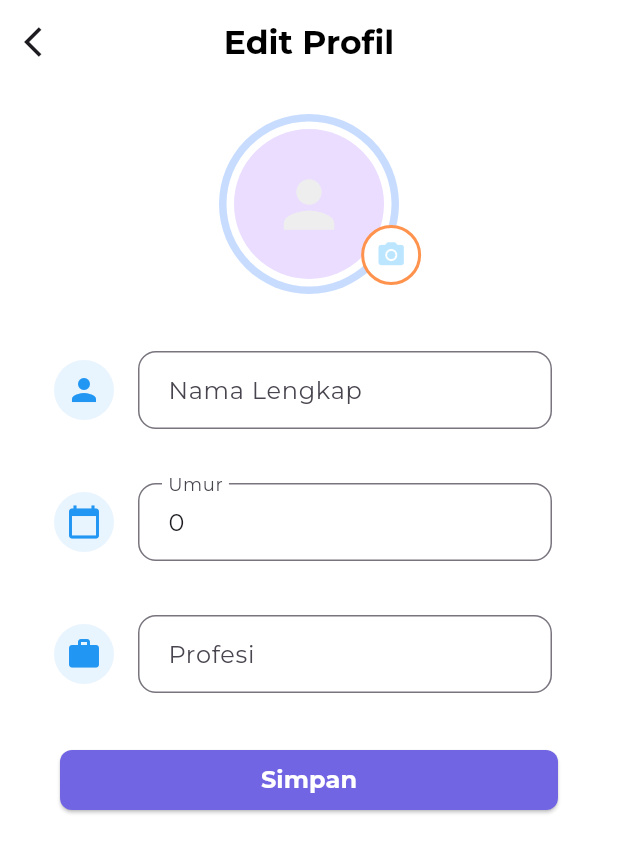
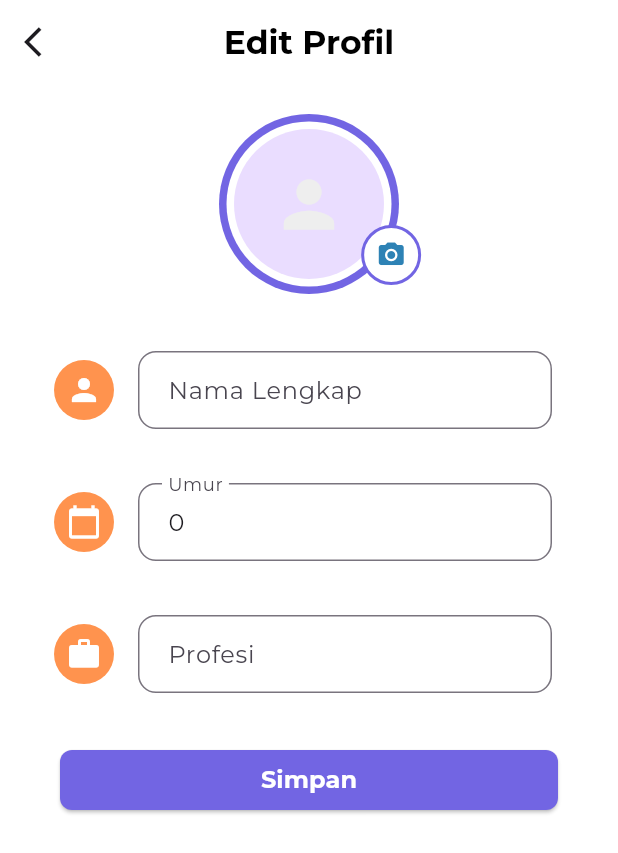
Before and after one commit to Azmi010/financiago, a Flutter app: the ProfileView screen opened by its route, after a tap on the "edit" icon, on a phone screen of 412 x 824 dp. Shown: the top 853 px of the screen. Run offline on Flutter 3.47's test engine with Material 3 defaults, Android fonts, the phone set to English and light mode, and no system bars; our stand-ins replace carousel_slider, cloud_firestore, dio, firebase_auth, firebase_core, firebase_storage and 11 more; missing offline and left inert: midtrans_sdk; accounts and stored records are empty; network calls fail.

Commit message:
fix: name and icon application

```diff
--- a/lib/app/modules/Auth/login/controllers/login_controller.dart
+++ b/lib/app/modules/Auth/login/controllers/login_controller.dart
@@ -8,8 +8,8 @@ import 'package:safeloan/app/widgets/confirm_show_dialog_widget.dart';
 import 'package:safeloan/app/widgets/show_dialog_info_widget.dart';
 
 class LoginController extends GetxController {
-  final emailController = TextEditingController();
-  final passwordController = TextEditingController();
+  final emailController = TextEditingController(text: "devaksesmikail08@gmail.com");
+  final passwordController = TextEditingController(text: "dev123");
 
   final FirebaseAuth _auth = FirebaseAuth.instance;
   final FirebaseFirestore _firestore = FirebaseFirestore.instance;
--- a/lib/app/modules/User/editProfile/views/edit_profile_view.dart
+++ b/lib/app/modules/User/editProfile/views/edit_profile_view.dart
@@ -28,7 +28,7 @@ class EditProfileView extends GetView<EditProfileController> {
               children: [
                 CircleAvatar(
                   radius: 60,
-                  backgroundColor: Colors.blueAccent.withOpacity(0.3),
+                  backgroundColor: Utils.biruSatu,
                   child: CircleAvatar(
                     radius: 55,
                     backgroundColor: Colors.white,
@@ -55,11 +55,11 @@ class EditProfileView extends GetView<EditProfileController> {
                         color: Colors.white,
                         shape: BoxShape.circle,
                         border: Border.all(
-                          color: Utils.biruTiga,
+                          color: Utils.biruSatu,
                           width: 2,
                         )),
                     child: IconButton(
-                      icon: const Icon(Icons.camera_alt, size: 20, color: Utils.biruLima,),
+                      icon: const Icon(Icons.camera_alt, size: 20, color: Utils.biruDua,),
                       onPressed: () => profileController.updateProfileImage(context),
                       constraints:
                           const BoxConstraints.tightFor(width: 40, height: 40),
@@ -112,8 +112,8 @@ class EditProfileView extends GetView<EditProfileController> {
   }) {
     return ListTile(
       leading: CircleAvatar(
-        backgroundColor: Colors.blue.withOpacity(0.1),
-        child: Icon(icon, color: Colors.blue),
+        backgroundColor: Utils.biruTiga,
+        child: Icon(icon, color: Colors.white),
       ),
       title: TextField(
         controller: controller,
--- a/lib/app/modules/User/navigation/views/navigation_view.dart
+++ b/lib/app/modules/User/navigation/views/navigation_view.dart
@@ -117,7 +117,7 @@ class NavigationView extends GetView<NavigationController> {
                         shape: BoxShape.circle,
                         boxShadow: [
                           BoxShadow(
-                            color: const Color.fromRGBO(135, 209, 229, 1)
+                            color: const Color.fromRGBO(255, 147, 78, 1)
                                 .withOpacity(0.7),
                             spreadRadius: 0,
                             blurRadius: 30,
--- a/lib/app/modules/User/profile/views/profile_view.dart
+++ b/lib/app/modules/User/profile/views/profile_view.dart
@@ -13,7 +13,7 @@ class ProfileView extends GetView<ProfileController> {
     VoidCallback? onTap,
     String? subtitleText,
     Color leadingIconColor = Colors.black,
-    Color backgroundColor = Utils.biruLima,
+    Color backgroundColor = Utils.biruTiga,
   }) {
     return Padding(
       padding: const EdgeInsets.symmetric(horizontal: 1),
@@ -53,13 +53,13 @@ class ProfileView extends GetView<ProfileController> {
         child: Column(
           children: [
             Container(
-              margin: EdgeInsets.all(25),
+              margin: const EdgeInsets.all(25),
               child: Stack(
                 alignment: Alignment.center,
                 children: [
                   CircleAvatar(
                     radius: 60,
-                    backgroundColor: Colors.blueAccent.withOpacity(0.3),
+                    backgroundColor: Utils.biruSatu,
                     child: CircleAvatar(
                       radius: 55,
                       backgroundColor: Colors.white,
@@ -88,14 +88,14 @@ class ProfileView extends GetView<ProfileController> {
                           color: Colors.white,
                           shape: BoxShape.circle,
                           border: Border.all(
-                            color: Utils.biruTiga,
+                            color: Utils.biruSatu,
                             width: 2,
                           )),
                       child: IconButton(
                         onPressed: () => Get.toNamed('/edit-profile'),
                         icon: const Icon(
                           Icons.edit,
-                          color: Utils.biruLima,
+                          color: Utils.biruDua,
                         ),
                         constraints: const BoxConstraints.tightFor(
                             width: 30, height: 30),
@@ -139,31 +139,31 @@ class ProfileView extends GetView<ProfileController> {
                         leadingIcon: Icons.person,
                         titleText: 'Nama Lengkap',
                         subtitleText: userData['fullName'],
-                        leadingIconColor: Utils.biruTiga,
+                        leadingIconColor: Colors.white,
                       ),
                       buildListTile(
                         leadingIcon: Icons.email,
                         titleText: 'Email',
                         subtitleText: userData['email'],
-                        leadingIconColor: Utils.biruTiga,
+                        leadingIconColor: Colors.white,
                       ),
                       buildListTile(
                         leadingIcon: Icons.calendar_today,
                         titleText: 'Umur',
                         subtitleText: userData['age']?.toString() ?? "belum ada",
-                        leadingIconColor: Utils.biruTiga,
+                        leadingIconColor: Colors.white,
                       ),
                       buildListTile(
                         leadingIcon: Icons.work,
                         titleText: 'Profesi',
                         subtitleText: userData['profession'] ?? "belum ada",
-                        leadingIconColor: Utils.biruTiga,
+                        leadingIconColor: Colors.white,
                       ),
                       buildListTile(
                         leadingIcon: Icons.leaderboard,
                         titleText: 'Poin',
                         subtitleText: userData['point']?.toString() ?? '0',
-                        leadingIconColor: Utils.biruTiga,
+                        leadingIconColor: Colors.white,
                       ),
                     ],
                   );
@@ -196,7 +196,7 @@ class ProfileView extends GetView<ProfileController> {
                     backgroundColor: Colors.red,
                     leadingIconColor: Colors.white,
                   ),
-                  SizedBox(height: 10,),
+                  const SizedBox(height: 10,),
                   buildListTile(
                     onTap: () => profileController.logout(context),
                     leadingIcon: Icons.logout,
--- a/lib/app/modules/User/quiz/views/quiz_view.dart
+++ b/lib/app/modules/User/quiz/views/quiz_view.dart
@@ -22,10 +22,10 @@ class QuizView extends GetView<QuizController> {
               onPressed: () {
                 Get.to(LeaderBoard());
               },
-              backgroundColor: Utils.biruLima,
+              backgroundColor: Utils.biruSatu,
               child: const Icon(
                 Icons.leaderboard,
-                color: Utils.biruDua,
+                color: Colors.white,
               ),
             ),
           ),
--- a/lib/app/modules/User/tab_quiz/views/tab_quiz_view.dart
+++ b/lib/app/modules/User/tab_quiz/views/tab_quiz_view.dart
@@ -4,6 +4,7 @@ import 'package:get/get.dart';
 import 'package:safeloan/app/modules/User/challange_page/views/challange_page_view.dart';
 import 'package:safeloan/app/modules/User/quiz/views/quiz_view.dart';
 import 'package:safeloan/app/utils/warna.dart';
+import 'package:safeloan/app/widgets/button_back_leading.dart';
 import 'package:safeloan/app/widgets/tab_bar_widget.dart';
 
 import '../controllers/tab_quiz_controller.dart';
@@ -21,6 +22,7 @@ class TabQuizView extends GetView<TabQuizController> {
             style: Utils.header,
           ),
           centerTitle: true,
+          leading: const ButtonBackLeading(),
         ),
         body: TabBarWidget(
           views: [
```
Also changed, not shown: lib/app/modules/User/challange_page/views/challange_page_view.dart (+23 -6 lines), lib/app/modules/User/detailFinance/views/detail_finance_view.dart (+11 -6 lines), assets/images/maskot.png, 6 other files.
